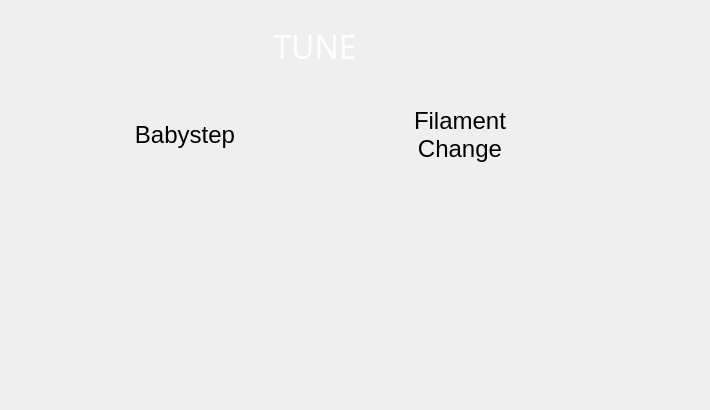
First picture: the form in BlocksScreen/lib/ui/printStackedWidget.ui, repository BlocksTechnology/BlocksScreen, before the edit.
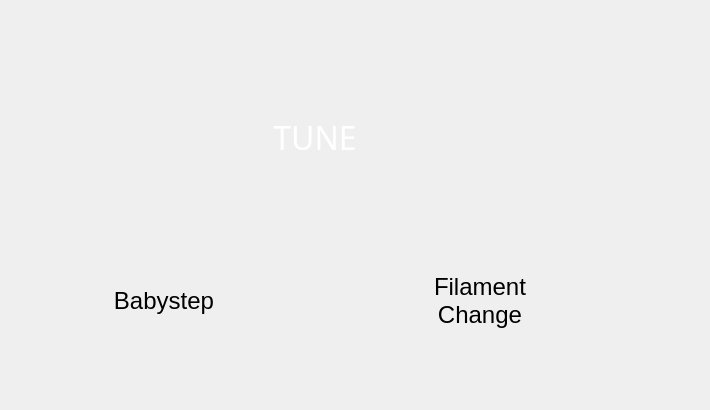
Second picture: the form after the edit. The open tabs and pages were chosen to show the change. Icons and pictures are not drawn. Custom widgets are drawn as their Qt base class.

Commit message: Added _Dynamic fan DisplayButtons_ on tune page

Patch:
```diff
--- a/BlocksScreen/lib/ui/printStackedWidget.ui
+++ b/BlocksScreen/lib/ui/printStackedWidget.ui
@@ -1420,527 +1420,8 @@
 	font-color: rgb(255,255,255,255);
 }</string>
    </property>
-   <widget class="QWidget" name="gridLayoutWidget">
-    <property name="geometry">
-     <rect>
-      <x>10</x>
-      <y>190</y>
-      <width>691</width>
-      <height>201</height>
-     </rect>
-    </property>
-    <layout class="QGridLayout" name="tune_display_buttons_layout" columnstretch="0,0,0">
-     <property name="sizeConstraint">
-      <enum>QLayout::SetDefaultConstraint</enum>
-     </property>
-     <property name="leftMargin">
-      <number>2</number>
-     </property>
-     <property name="topMargin">
-      <number>2</number>
-     </property>
-     <property name="rightMargin">
-      <number>2</number>
-     </property>
-     <property name="bottomMargin">
-      <number>2</number>
-     </property>
-     <property name="spacing">
-      <number>1</number>
-     </property>
-     <item row="1" column="0">
-      <widget class="BlocksCustomButton" name="blower_display">
-       <property name="sizePolicy">
-        <sizepolicy hsizetype="MinimumExpanding" vsizetype="MinimumExpanding">
-         <horstretch>0</horstretch>
-         <verstretch>0</verstretch>
-        </sizepolicy>
-       </property>
-       <property name="maximumSize">
-        <size>
-         <width>150</width>
-         <height>60</height>
-        </size>
-       </property>
-       <property name="palette">
-        <palette>
-         <active>
-          <colorrole role="ButtonText">
-           <brush brushstyle="SolidPattern">
-            <color alpha="255">
-             <red>255</red>
-             <green>255</green>
-             <blue>255</blue>
-            </color>
-           </brush>
-          </colorrole>
-         </active>
-         <inactive>
-          <colorrole role="ButtonText">
-           <brush brushstyle="SolidPattern">
-            <color alpha="255">
-             <red>255</red>
-             <green>255</green>
-             <blue>255</blue>
-            </color>
-           </brush>
-          </colorrole>
-         </inactive>
-         <disabled>
-          <colorrole role="ButtonText">
-           <brush brushstyle="SolidPattern">
-            <color alpha="255">
-             <red>120</red>
-             <green>120</green>
-             <blue>120</blue>
-            </color>
-           </brush>
-          </colorrole>
-         </disabled>
-        </palette>
-       </property>
-       <property name="text">
-        <string/>
-       </property>
-       <property name="flat">
-        <bool>true</bool>
-       </property>
-       <property name="icon_pixmap" stdset="0">
-        <pixmap resource="resources/icon_resources.qrc">:/temperature_related/media/btn_icons/blower.svg</pixmap>
-       </property>
-       <property name="name" stdset="0">
-        <string>fan_speed_display</string>
-       </property>
-       <property name="button_type" stdset="0">
-        <string>display</string>
-       </property>
-      </widget>
-     </item>
-     <item row="0" column="1">
-      <widget class="BlocksCustomButton" name="bed_display">
-       <property name="sizePolicy">
-        <sizepolicy hsizetype="MinimumExpanding" vsizetype="MinimumExpanding">
-         <horstretch>0</horstretch>
-         <verstretch>0</verstretch>
-        </sizepolicy>
-       </property>
-       <property name="maximumSize">
-        <size>
-         <width>150</width>
-         <height>60</height>
-        </size>
-       </property>
-       <property name="palette">
-        <palette>
-         <active>
-          <colorrole role="Text">
-           <brush brushstyle="SolidPattern">
-            <color alpha="255">
-             <red>255</red>
-             <green>255</green>
-             <blue>255</blue>
-            </color>
-           </brush>
-          </colorrole>
-          <colorrole role="ButtonText">
-           <brush brushstyle="SolidPattern">
-            <color alpha="255">
-             <red>255</red>
-             <green>255</green>
-             <blue>255</blue>
-            </color>
-           </brush>
-          </colorrole>
-         </active>
-         <inactive>
-          <colorrole role="Text">
-           <brush brushstyle="SolidPattern">
-            <color alpha="255">
-             <red>255</red>
-             <green>255</green>
-             <blue>255</blue>
-            </color>
-           </brush>
-          </colorrole>
-          <colorrole role="ButtonText">
-           <brush brushstyle="SolidPattern">
-            <color alpha="255">
-             <red>255</red>
-             <green>255</green>
-             <blue>255</blue>
-            </color>
-           </brush>
-          </colorrole>
-         </inactive>
-         <disabled>
-          <colorrole role="Text">
-           <brush brushstyle="SolidPattern">
-            <color alpha="255">
-             <red>120</red>
-             <green>120</green>
-             <blue>120</blue>
-            </color>
-           </brush>
-          </colorrole>
-          <colorrole role="ButtonText">
-           <brush brushstyle="SolidPattern">
-            <color alpha="255">
-             <red>120</red>
-             <green>120</green>
-             <blue>120</blue>
-            </color>
-           </brush>
-          </colorrole>
-         </disabled>
-        </palette>
-       </property>
-       <property name="text">
-        <string/>
-       </property>
-       <property name="iconSize">
-        <size>
-         <width>60</width>
-         <height>60</height>
-        </size>
-       </property>
-       <property name="flat">
-        <bool>true</bool>
-       </property>
-       <property name="icon_pixmap" stdset="0">
-        <pixmap resource="resources/icon_resources.qrc">:/temperature_related/media/btn_icons/temperature_plate.svg</pixmap>
-       </property>
-       <property name="name" stdset="0">
-        <string>bed_temperature_display</string>
-       </property>
-       <property name="button_type" stdset="0">
-        <string>display</string>
-       </property>
-      </widget>
-     </item>
-     <item row="0" column="0">
-      <widget class="BlocksCustomButton" name="extruder_display">
-       <property name="sizePolicy">
-        <sizepolicy hsizetype="MinimumExpanding" vsizetype="MinimumExpanding">
-         <horstretch>0</horstretch>
-         <verstretch>0</verstretch>
-        </sizepolicy>
-       </property>
-       <property name="maximumSize">
-        <size>
-         <width>150</width>
-         <height>60</height>
-        </size>
-       </property>
-       <property name="palette">
-        <palette>
-         <active>
-          <colorrole role="ButtonText">
-           <brush brushstyle="SolidPattern">
-            <color alpha="255">
-             <red>255</red>
-             <green>255</green>
-             <blue>255</blue>
-            </color>
-           </brush>
-          </colorrole>
-         </active>
-         <inactive>
-          <colorrole role="ButtonText">
-           <brush brushstyle="SolidPattern">
-            <color alpha="255">
-             <red>255</red>
-             <green>255</green>
-             <blue>255</blue>
-            </color>
-           </brush>
-          </colorrole>
-         </inactive>
-         <disabled>
-          <colorrole role="ButtonText">
-           <brush brushstyle="SolidPattern">
-            <color alpha="255">
-             <red>120</red>
-             <green>120</green>
-             <blue>120</blue>
-            </color>
-           </brush>
-          </colorrole>
-         </disabled>
-        </palette>
-       </property>
-       <property name="text">
-        <string/>
-       </property>
-       <property name="flat">
-        <bool>true</bool>
-       </property>
-       <property name="icon_pixmap" stdset="0">
-        <pixmap resource="resources/icon_resources.qrc">:/temperature_related/media/btn_icons/temperature.svg</pixmap>
-       </property>
-       <property name="name" stdset="0">
-        <string>extruder_temperature_display</string>
-       </property>
-       <property name="button_type" stdset="0">
-        <string>display</string>
-       </property>
-      </widget>
-     </item>
-     <item row="0" column="2">
-      <widget class="BlocksCustomButton" name="chamber_display">
-       <property name="sizePolicy">
-        <sizepolicy hsizetype="MinimumExpanding" vsizetype="MinimumExpanding">
-         <horstretch>0</horstretch>
-         <verstretch>0</verstretch>
-        </sizepolicy>
-       </property>
-       <property name="maximumSize">
-        <size>
-         <width>150</width>
-         <height>60</height>
-        </size>
-       </property>
-       <property name="palette">
-        <palette>
-         <active>
-          <colorrole role="ButtonText">
-           <brush brushstyle="SolidPattern">
-            <color alpha="255">
-             <red>255</red>
-             <green>255</green>
-             <blue>255</blue>
-            </color>
-           </brush>
-          </colorrole>
-         </active>
-         <inactive>
-          <colorrole role="ButtonText">
-           <brush brushstyle="SolidPattern">
-            <color alpha="255">
-             <red>255</red>
-             <green>255</green>
-             <blue>255</blue>
-            </color>
-           </brush>
-          </colorrole>
-         </inactive>
-         <disabled>
-          <colorrole role="ButtonText">
-           <brush brushstyle="SolidPattern">
-            <color alpha="255">
-             <red>120</red>
-             <green>120</green>
-             <blue>120</blue>
-            </color>
-           </brush>
-          </colorrole>
-         </disabled>
-        </palette>
-       </property>
-       <property name="text">
-        <string/>
-       </property>
-       <property name="iconSize">
-        <size>
-         <width>60</width>
-         <height>60</height>
-        </size>
-       </property>
-       <property name="flat">
-        <bool>true</bool>
-       </property>
-       <property name="icon_pixmap" stdset="0">
-        <pixmap resource="resources/top_bar_resources.qrc">:/top_bar_icons/media/topbar/chamber_temp_topbar.svg</pixmap>
-       </property>
-       <property name="name" stdset="0">
-        <string>chamber_temperature_display</string>
-       </property>
-       <property name="button_type" stdset="0">
-        <string>display</string>
-       </property>
-      </widget>
-     </item>
-     <item row="1" column="2">
-      <widget class="BlocksCustomButton" name="speed_display">
-       <property name="sizePolicy">
-        <sizepolicy hsizetype="MinimumExpanding" vsizetype="MinimumExpanding">
-         <horstretch>0</horstretch>
-         <verstretch>0</verstretch>
-        </sizepolicy>
-       </property>
-       <property name="maximumSize">
-        <size>
-         <width>150</width>
-         <height>60</height>
-        </size>
-       </property>
-       <property name="palette">
-        <palette>
-         <active>
-          <colorrole role="ButtonText">
-           <brush brushstyle="SolidPattern">
-            <color alpha="255">
-             <red>255</red>
-             <green>255</green>
-             <blue>255</blue>
-            </color>
-           </brush>
-          </colorrole>
-         </active>
-         <inactive>
-          <colorrole role="ButtonText">
-           <brush brushstyle="SolidPattern">
-            <color alpha="255">
-             <red>255</red>
-             <green>255</green>
-             <blue>255</blue>
-            </color>
-           </brush>
-          </colorrole>
-         </inactive>
-         <disabled>
-          <colorrole role="ButtonText">
-           <brush brushstyle="SolidPattern">
-            <color alpha="255">
-             <red>120</red>
-             <green>120</green>
-             <blue>120</blue>
-            </color>
-           </brush>
-          </colorrole>
-         </disabled>
-        </palette>
-       </property>
-       <property name="font">
-        <font>
-         <stylestrategy>PreferAntialias</stylestrategy>
-        </font>
-       </property>
-       <property name="text">
-        <string/>
-       </property>
-       <property name="flat">
-        <bool>true</bool>
-       </property>
-       <property name="icon_pixmap" stdset="0">
-        <pixmap>:/misc/media/btn_icons/speed.svg</pixmap>
-       </property>
-       <property name="name" stdset="0">
-        <string>print_speed_display</string>
-       </property>
-       <property name="button_type" stdset="0">
-        <string>display</string>
-       </property>
-      </widget>
-     </item>
-     <item row="1" column="1">
-      <widget class="BlocksCustomButton" name="auxiliary_fan_display">
-       <property name="sizePolicy">
-        <sizepolicy hsizetype="MinimumExpanding" vsizetype="MinimumExpanding">
-         <horstretch>0</horstretch>
-         <verstretch>0</verstretch>
-        </sizepolicy>
-       </property>
-       <property name="minimumSize">
-        <size>
-         <width>150</width>
-         <height>60</height>
-        </size>
-       </property>
-       <property name="maximumSize">
-        <size>
-         <width>150</width>
-         <height>60</height>
-        </size>
-       </property>
-       <property name="palette">
-        <palette>
-         <active>
-          <colorrole role="Text">
-           <brush brushstyle="SolidPattern">
-            <color alpha="255">
-             <red>255</red>
-             <green>255</green>
-             <blue>255</blue>
-            </color>
-           </brush>
-          </colorrole>
-          <colorrole role="ButtonText">
-           <brush brushstyle="SolidPattern">
-            <color alpha="255">
-             <red>255</red>
-             <green>255</green>
-             <blue>255</blue>
-            </color>
-           </brush>
-          </colorrole>
-         </active>
-         <inactive>
-          <colorrole role="Text">
-           <brush brushstyle="SolidPattern">
-            <color alpha="255">
-             <red>255</red>
-             <green>255</green>
-             <blue>255</blue>
-            </color>
-           </brush>
-          </colorrole>
-          <colorrole role="ButtonText">
-           <brush brushstyle="SolidPattern">
-            <color alpha="255">
-             <red>255</red>
-             <green>255</green>
-             <blue>255</blue>
-            </color>
-           </brush>
-          </colorrole>
-         </inactive>
-         <disabled>
-          <colorrole role="Text">
-           <brush brushstyle="SolidPattern">
-            <color alpha="255">
-             <red>120</red>
-             <green>120</green>
-             <blue>120</blue>
-            </color>
-           </brush>
-          </colorrole>
-          <colorrole role="ButtonText">
-           <brush brushstyle="SolidPattern">
-            <color alpha="255">
-             <red>120</red>
-             <green>120</green>
-             <blue>120</blue>
-            </color>
-           </brush>
-          </colorrole>
-         </disabled>
-        </palette>
-       </property>
-       <property name="text">
-        <string/>
-       </property>
-       <property name="flat">
-        <bool>true</bool>
-       </property>
-       <property name="icon_pixmap" stdset="0">
-        <pixmap resource="resources/icon_resources.qrc">:/fan_related/media/btn_icons/fan_cage.svg</pixmap>
-       </property>
-       <property name="button_type" stdset="0">
-        <string>display</string>
-       </property>
-      </widget>
-     </item>
-    </layout>
-   </widget>
-   <widget class="QWidget" name="horizontalLayoutWidget_2">
-    <property name="geometry">
-     <rect>
-      <x>10</x>
-      <y>11</y>
-      <width>691</width>
-      <height>71</height>
-     </rect>
-    </property>
+   <layout class="QVBoxLayout" name="verticalLayout_2">
+    <item>
     <layout class="QHBoxLayout" name="tune_header" stretch="1,0">
      <property name="spacing">
       <number>20</number>
@@ -2020,16 +1501,8 @@
       </widget>
      </item>
     </layout>
-   </widget>
-   <widget class="QWidget" name="horizontalLayoutWidget_3">
-    <property name="geometry">
-     <rect>
-      <x>50</x>
-      <y>100</y>
-      <width>611</width>
-      <height>71</height>
-     </rect>
-    </property>
+    </item>
+    <item>
     <layout class="QHBoxLayout" name="tune_menu_buttons" stretch="1,1,0">
      <item alignment="Qt::AlignHCenter|Qt::AlignVCenter">
       <widget class="BlocksCustomButton" name="tune_babystep_menu_btn">
@@ -2210,7 +1683,290 @@
       </widget>
      </item>
     </layout>
-   </widget>
+    </item>
+    <item>
+     <layout class="QGridLayout" name="tune_display_buttons_layout" columnstretch="0,0,0">
+      <property name="sizeConstraint">
+       <enum>QLayout::SetDefaultConstraint</enum>
+      </property>
+      <property name="leftMargin">
+       <number>2</number>
+      </property>
+      <property name="topMargin">
+       <number>2</number>
+      </property>
+      <property name="rightMargin">
+       <number>2</number>
+      </property>
+      <property name="bottomMargin">
+       <number>2</number>
+      </property>
+      <property name="spacing">
+       <number>1</number>
+      </property>
+      <item row="0" column="1">
+       <widget class="DisplayButton" name="bed_display">
+        <property name="sizePolicy">
+         <sizepolicy hsizetype="MinimumExpanding" vsizetype="MinimumExpanding">
+          <horstretch>0</horstretch>
+          <verstretch>0</verstretch>
+         </sizepolicy>
+        </property>
+        <property name="minimumSize">
+         <size>
+          <width>150</width>
+          <height>60</height>
+         </size>
+        </property>
+        <property name="maximumSize">
+         <size>
+          <width>150</width>
+          <height>60</height>
+         </size>
+        </property>
+        <property name="palette">
+         <palette>
+          <active>
+           <colorrole role="Text">
+            <brush brushstyle="SolidPattern">
+             <color alpha="255">
+              <red>255</red>
+              <green>255</green>
+              <blue>255</blue>
+             </color>
+            </brush>
+           </colorrole>
+           <colorrole role="ButtonText">
+            <brush brushstyle="SolidPattern">
+             <color alpha="255">
+              <red>255</red>
+              <green>255</green>
+              <blue>255</blue>
+             </color>
+            </brush>
+           </colorrole>
+          </active>
+          <inactive>
+           <colorrole role="Text">
+            <brush brushstyle="SolidPattern">
+             <color alpha="255">
+              <red>255</red>
+              <green>255</green>
+              <blue>255</blue>
+             </color>
+            </brush>
+           </colorrole>
+           <colorrole role="ButtonText">
+            <brush brushstyle="SolidPattern">
+             <color alpha="255">
+              <red>255</red>
+              <green>255</green>
+              <blue>255</blue>
+             </color>
+            </brush>
+           </colorrole>
+          </inactive>
+          <disabled>
+           <colorrole role="Text">
+            <brush brushstyle="SolidPattern">
+             <color alpha="255">
+              <red>120</red>
+              <green>120</green>
+              <blue>120</blue>
+             </color>
+            </brush>
+           </colorrole>
+           <colorrole role="ButtonText">
+            <brush brushstyle="SolidPattern">
+             <color alpha="255">
+              <red>120</red>
+              <green>120</green>
+              <blue>120</blue>
+             </color>
+            </brush>
+           </colorrole>
+          </disabled>
+         </palette>
+        </property>
+        <property name="text">
+         <string/>
+        </property>
+        <property name="iconSize">
+         <size>
+          <width>60</width>
+          <height>60</height>
+         </size>
+        </property>
+        <property name="flat">
+         <bool>true</bool>
+        </property>
+        <property name="icon_pixmap" stdset="0">
+         <pixmap resource="resources/icon_resources.qrc">:/temperature_related/media/btn_icons/temperature_plate.svg</pixmap>
+        </property>
+        <property name="name" stdset="0">
+         <string>bed_temperature_display</string>
+        </property>
+        <property name="button_type" stdset="0">
+         <string>display</string>
+        </property>
+       </widget>
+      </item>
+      <item row="0" column="0">
+       <widget class="DisplayButton" name="extruder_display">
+        <property name="sizePolicy">
+         <sizepolicy hsizetype="MinimumExpanding" vsizetype="MinimumExpanding">
+          <horstretch>0</horstretch>
+          <verstretch>0</verstretch>
+         </sizepolicy>
+        </property>
+        <property name="minimumSize">
+         <size>
+          <width>150</width>
+          <height>60</height>
+         </size>
+        </property>
+        <property name="maximumSize">
+         <size>
+          <width>150</width>
+          <height>60</height>
+         </size>
+        </property>
+        <property name="palette">
+         <palette>
+          <active>
+           <colorrole role="ButtonText">
+            <brush brushstyle="SolidPattern">
+             <color alpha="255">
+              <red>255</red>
+              <green>255</green>
+              <blue>255</blue>
+             </color>
+            </brush>
+           </colorrole>
+          </active>
+          <inactive>
+           <colorrole role="ButtonText">
+            <brush brushstyle="SolidPattern">
+             <color alpha="255">
+              <red>255</red>
+              <green>255</green>
+              <blue>255</blue>
+             </color>
+            </brush>
+           </colorrole>
+          </inactive>
+          <disabled>
+           <colorrole role="ButtonText">
+            <brush brushstyle="SolidPattern">
+             <color alpha="255">
+              <red>120</red>
+              <green>120</green>
+              <blue>120</blue>
+             </color>
+            </brush>
+           </colorrole>
+          </disabled>
+         </palette>
+        </property>
+        <property name="text">
+         <string/>
+        </property>
+        <property name="flat">
+         <bool>true</bool>
+        </property>
+        <property name="icon_pixmap" stdset="0">
+         <pixmap resource="resources/icon_resources.qrc">:/temperature_related/media/btn_icons/temperature.svg</pixmap>
+        </property>
+        <property name="name" stdset="0">
+         <string>extruder_temperature_display</string>
+        </property>
+        <property name="button_type" stdset="0">
+         <string>display</string>
+        </property>
+       </widget>
+      </item>
+      <item row="0" column="2">
+       <widget class="DisplayButton" name="speed_display">
+        <property name="sizePolicy">
+         <sizepolicy hsizetype="MinimumExpanding" vsizetype="MinimumExpanding">
+          <horstretch>0</horstretch>
+          <verstretch>0</verstretch>
+         </sizepolicy>
+        </property>
+        <property name="minimumSize">
+         <size>
+          <width>150</width>
+          <height>60</height>
+         </size>
+        </property>
+        <property name="maximumSize">
+         <size>
+          <width>150</width>
+          <height>60</height>
+         </size>
+        </property>
+        <property name="palette">
+         <palette>
+          <active>
+           <colorrole role="ButtonText">
+            <brush brushstyle="SolidPattern">
+             <color alpha="255">
+              <red>255</red>
+              <green>255</green>
+              <blue>255</blue>
+             </color>
+            </brush>
+           </colorrole>
+          </active>
+          <inactive>
+           <colorrole role="ButtonText">
+            <brush brushstyle="SolidPattern">
+             <color alpha="255">
+              <red>255</red>
+              <green>255</green>
+              <blue>255</blue>
+             </color>
+            </brush>
+           </colorrole>
+          </inactive>
+          <disabled>
+           <colorrole role="ButtonText">
+            <brush brushstyle="SolidPattern">
+             <color alpha="255">
+              <red>120</red>
+              <green>120</green>
+              <blue>120</blue>
+             </color>
+            </brush>
+           </colorrole>
+          </disabled>
+         </palette>
+        </property>
+        <property name="font">
+         <font>
+          <stylestrategy>PreferAntialias</stylestrategy>
+         </font>
+        </property>
+        <property name="text">
+         <string/>
+        </property>
+        <property name="flat">
+         <bool>true</bool>
+        </property>
+        <property name="icon_pixmap" stdset="0">
+         <pixmap resource="resources/icon_resources.qrc">:/motion/media/btn_icons/speed.svg</pixmap>
+        </property>
+        <property name="name" stdset="0">
+         <string>print_speed_display</string>
+        </property>
+        <property name="button_type" stdset="0">
+         <string>display</string>
+        </property>
+       </widget>
+      </item>
+     </layout>
+    </item>
+   </layout>
   </widget>
   <widget class="QWidget" name="babystep_page">
    <property name="sizePolicy">
@@ -2978,6 +2734,11 @@
    <extends>QPushButton</extends>
    <header location="global">utils.icon_button</header>
   </customwidget>
+  <customwidget>
+   <class>DisplayButton</class>
+   <extends>QPushButton</extends>
+   <header location="global">utils.display_button</header>
+  </customwidget>
  </customwidgets>
  <resources>
   <include location="resources/button_resources.qrc"/>
```
Left out of the diff: 206 changed lines with no effect on the pictures. Lines whose indentation alone changed are shown as unchanged. The commit also changes 2 other files.
